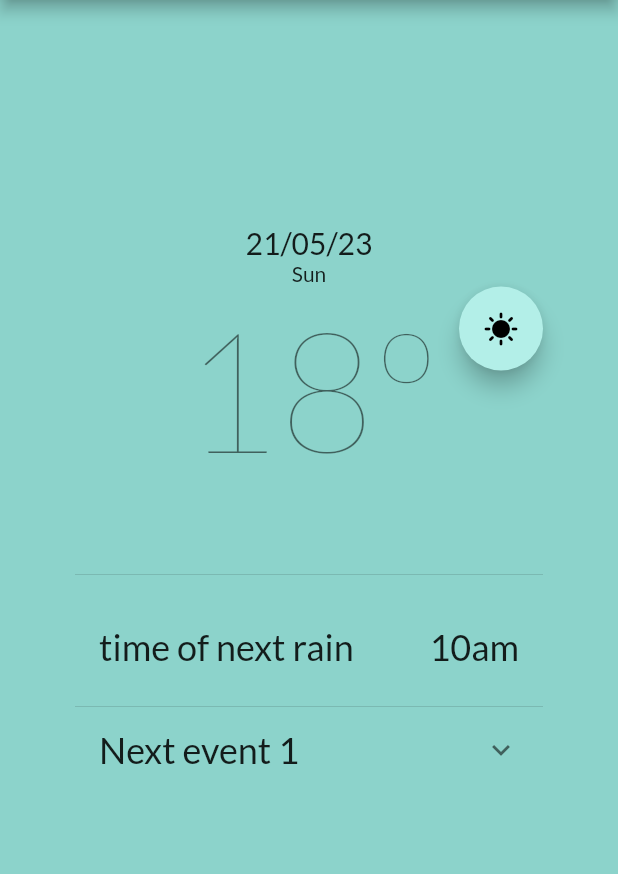
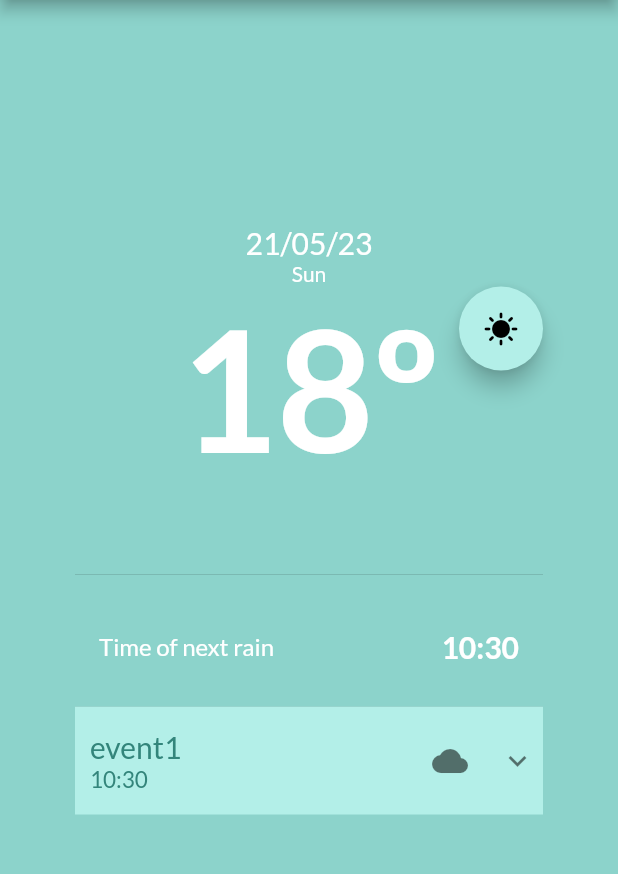
Before and after one commit to gtxn/weather-app-grp3, a Flutter app: the screen it shows after launch, on a phone screen of 412 x 824 dp, the part 84-958 px from its top. Run offline on Flutter 3.47's test engine with Material 2 defaults, Android fonts, the phone set to English and light mode, and no system bars; our stand-ins replace google_fonts.

Commit message:
Added more style... messed up git and ended up having to redo some parts

```diff
--- /dev/null
+++ b/lib/(OUTDATED)DronPage.dart
@@ -0,0 +1,75 @@
+import 'package:flutter/material.dart';
+import 'package:intl/intl.dart';
+
+import 'components/ListTitleText.dart';
+
+class DronPage extends StatelessWidget {
+  const DronPage({super.key});
+
+  @override
+  Widget build(BuildContext context) {
+    var now = DateTime.now();
+    return ListView(
+      padding: const EdgeInsets.symmetric(horizontal: 50.0),
+      children: [
+        Container(
+          padding: const EdgeInsets.fromLTRB(0, 150, 0, 50),
+          child: Column(
+            children: [
+              Text(
+                DateFormat('dd/MM/yy').format(now),
+                style: Theme.of(context).textTheme.titleLarge,
+              ),
+              Text(
+                DateFormat.E().format(now),
+                style: Theme.of(context).textTheme.bodyMedium,
+              ),
+              Stack(
+                children: [
+                  Center(
+                    child: Text(
+                      "18º",
+                      textAlign: TextAlign.center,
+                      style: Theme.of(context).textTheme.displayLarge,
+                    ),
+                  ),
+                  Align(
+                    alignment: Alignment.centerRight,
+                    child: FloatingActionButton(
+                      // heroTag: "topWeather",
+                      onPressed: () => {},
+                      child: const Icon(Icons.sunny),
+                    ),
+                  )
+                ],
+              )
+            ],
+          ),
+        ),
+        const Divider(),
+        ...ListTile.divideTiles(context: context, tiles: [
+          const ListTile(
+            contentPadding: EdgeInsets.symmetric(horizontal: 16, vertical: 12),
+            title: ListTitleText(title: "time of next rain"),
+            trailing: ListTitleText(title: "10am"),
+          ),
+          ExpansionTile(
+            title: const ListTitleText(title: "Next event 1"),
+            children: [
+              ...[for (var i = 2; i <= 10; i++) i].map((e) => ListTile(
+                    title: ListTitleText(title: "Next event $e"),
+                  )),
+              Builder(builder: (BuildContext context) {
+                return IconButton.filled(
+                    onPressed: () {
+                      return ExpansionTileController.of(context).collapse();
+                    },
+                    icon: const Icon(Icons.arrow_drop_up));
+              })
+            ],
+          )
+        ]),
+      ],
+    );
+  }
+}
--- /dev/null
+++ b/lib/components/ListTitleText.dart
@@ -0,0 +1,17 @@
+import 'package:flutter/cupertino.dart';
+
+class ListTitleText extends StatelessWidget {
+  const ListTitleText(
+      {super.key, required this.title, this.color, this.fontSize});
+  final String title;
+  final Color? color;
+  final double? fontSize;
+
+  @override
+  Widget build(BuildContext context) {
+    return Text(
+      title,
+      style: TextStyle(color: color, fontSize: fontSize),
+    );
+  }
+}
--- /dev/null
+++ b/lib/components/MainDisplay/EventBlock.dart
@@ -0,0 +1,56 @@
+import 'package:flutter/material.dart';
+import 'package:intl/intl.dart';
+import 'package:weather_app/assets/Constants.dart';
+import 'package:weather_app/components/ListTitleText.dart';
+
+// Takes event
+
+class EventBlock extends StatelessWidget {
+  EventBlock(this.event, {super.key});
+  final Map event;
+  final style = Constants();
+
+  IconData getIcon(weather) {
+    IconData i;
+
+    if (weather == 0) {
+      i = Icons.sunny;
+    } else if (weather == 1) {
+      i = Icons.cloud;
+    } else if (weather == 2) {
+      i = Icons.umbrella;
+    } else {
+      i = Icons.snowing;
+    }
+
+    return i;
+  }
+
+  @override
+  Widget build(BuildContext context) {
+    return Container(
+      padding: EdgeInsets.all(5),
+      child: Row(
+        mainAxisAlignment: MainAxisAlignment.spaceBetween,
+        crossAxisAlignment: CrossAxisAlignment.center,
+        children: [
+          Column(
+            mainAxisAlignment: MainAxisAlignment.start,
+            crossAxisAlignment: CrossAxisAlignment.start,
+            children: [
+              ListTitleText(
+                title: event['title'],
+                fontSize: 20,
+              ),
+              ListTitleText(
+                title: DateFormat('hh:mm').format(event['time']),
+                fontSize: 15,
+              ),
+            ],
+          ),
+          Icon(getIcon(event['weather']))
+        ],
+      ),
+    );
+  }
+}
--- /dev/null
+++ b/lib/components/MainDisplay/EventComponent.dart
@@ -0,0 +1,59 @@
+import 'package:flutter/material.dart';
+import 'package:weather_app/components/MainDisplay/EventBlock.dart';
+
+import '../../assets/Constants.dart';
+
+class EventComponent extends StatelessWidget {
+  // Events structure:
+  // final events = [
+  //   {
+  //     'title': STRING,
+  //     'time': DATETIME,
+  //     'weather': ?? ,
+  //   }
+  // ];
+
+  EventComponent(this.events, {super.key});
+
+  final style = Constants();
+  final events;
+
+  IconData getIcon(weather) {
+    IconData i;
+
+    if (weather == 0) {
+      i = Icons.sunny;
+    } else if (weather == 1) {
+      i = Icons.cloud;
+    } else if (weather == 2) {
+      i = Icons.umbrella;
+    } else {
+      i = Icons.snowing;
+    }
+
+    return i;
+  }
+
+  @override
+  Widget build(BuildContext context) {
+    return ExpansionTile(
+      title: EventBlock(events[0]),
+      backgroundColor: style.primary.shade700,
+      collapsedBackgroundColor: style.primary.shade300,
+      collapsedTextColor: style.darkGreen,
+      textColor: style.white,
+      childrenPadding: EdgeInsets.all(5),
+      tilePadding: EdgeInsets.all(5),
+      children: [
+        ...events.sublist(1).map((e) => EventBlock(e)),
+        Builder(builder: (BuildContext context) {
+          return IconButton.filled(
+              onPressed: () {
+                return ExpansionTileController.of(context).collapse();
+              },
+              icon: const Icon(Icons.arrow_drop_up));
+        })
+      ],
+    );
+  }
+}
--- /dev/null
+++ b/lib/components/MainDisplay/NextRainComponent.dart
@@ -0,0 +1,27 @@
+import 'package:flutter/material.dart';
+import 'package:weather_app/assets/Constants.dart';
+import 'package:weather_app/components/ListTitleText.dart';
+
+// Takes in datetime as a paramter as the time for next rain
+class NextRainComponent extends StatelessWidget {
+  NextRainComponent(this.time, {super.key});
+
+  final style = Constants();
+  final DateTime time;
+
+  @override
+  Widget build(BuildContext context) {
+    return (ListTile(
+      contentPadding: EdgeInsets.symmetric(horizontal: 16, vertical: 12),
+      title: ListTitleText(title: "Time of next rain", color: style.white),
+      trailing: Text(
+        '${time.hour}:${time.minute}',
+        style: TextStyle(
+          color: style.white,
+          fontSize: 20,
+          fontWeight: FontWeight.w600,
+        ),
+      ),
+    ));
+  }
+}
--- /dev/null
+++ b/lib/components/MainDisplay/WeatherDisplayComponent.dart
@@ -0,0 +1,53 @@
+import 'package:flutter/material.dart';
+import 'package:intl/intl.dart';
+
+import '../WeatherOverlay.dart';
+
+class WeatherDisplayComponent extends StatelessWidget {
+  const WeatherDisplayComponent(this.now, {super.key});
+
+  final DateTime now;
+
+  @override
+  Widget build(BuildContext context) {
+    return Container(
+      padding: const EdgeInsets.fromLTRB(0, 150, 0, 50),
+      child: Column(
+        children: [
+          Text(
+            DateFormat('dd/MM/yy').format(now),
+            style: Theme.of(context).textTheme.titleLarge,
+          ),
+          Text(
+            DateFormat.E().format(now),
+            style: Theme.of(context).textTheme.bodyMedium,
+          ),
+          Stack(
+            children: [
+              Center(
+                child: Text(
+                  "18º",
+                  textAlign: TextAlign.center,
+                  style: Theme.of(context).textTheme.displayLarge,
+                ),
+              ),
+              Align(
+                alignment: Alignment.centerRight,
+                child: FloatingActionButton(
+                  // heroTag: "topWeather",
+                  onPressed: () => showDialog(
+                      context: context,
+                      builder: (BuildContext context) =>
+                          WeatherOverlay(toggleOpen: () {
+                            Navigator.pop(context);
+                          })),
+                  child: const Icon(Icons.sunny),
+                ),
+              )
+            ],
+          )
+        ],
+      ),
+    );
+  }
+}
--- a/lib/main.dart
+++ b/lib/main.dart
@@ -1,6 +1,10 @@
 import 'package:flutter/material.dart';
 import 'package:google_fonts/google_fonts.dart';
 import 'package:weather_app/assets/Constants.dart';
+import 'package:weather_app/components/MainDisplay/EventComponent.dart';
+import 'package:weather_app/components/MainDisplay/NextRainComponent.dart';
+import 'package:weather_app/components/MainDisplay/WeatherDisplayComponent.dart';
+import 'components/ListTitleText.dart';
 import 'components/WeatherOverlay.dart';
 import 'package:intl/intl.dart';
 
@@ -17,8 +21,6 @@ class MyApp extends StatelessWidget {
   Widget build(BuildContext context) {
     const Widget home = MainPage(title: 'test');
 
-    var now = DateTime.now();
-
     return MaterialApp(
         title: 'Flutter Demo',
         theme: ThemeData(
@@ -27,99 +29,25 @@ class MyApp extends StatelessWidget {
             textTheme: GoogleFonts.latoTextTheme(
               Theme.of(context).textTheme.copyWith(
                     bodyLarge: TextStyle(color: style.primary[50]),
+                    bodyMedium: TextStyle(color: style.primary[50]),
+                    displayLarge: TextStyle(
+                      color: style.white,
+                      fontWeight: FontWeight.w700,
+                    ),
+                    displayMedium: TextStyle(
+                      color: style.white,
+                      fontWeight: FontWeight.w700,
+                    ),
+                    titleLarge: TextStyle(color: style.white),
+                    titleMedium: TextStyle(color: style.white),
+                    titleSmall: TextStyle(color: style.white),
                   ),
             )),
         home: Scaffold(
             appBar: AppBar(
               title: const Text('Flutter layout demo'),
             ),
-            body: home)
-        // const MyHomePage(title: 'Flutter Demo Home Page'),
-        );
-  }
-}
-
-class DronPage extends StatelessWidget {
-  const DronPage({super.key});
-
-  @override
-  Widget build(BuildContext context) {
-    var now = DateTime.now();
-    return ListView(
-      padding: const EdgeInsets.symmetric(horizontal: 50.0),
-      children: [
-        Container(
-          padding: const EdgeInsets.fromLTRB(0, 150, 0, 50),
-          child: Column(
-            children: [
-              Text(
-                DateFormat('dd/MM/yy').format(now),
-                style: Theme.of(context).textTheme.titleLarge,
-              ),
-              Text(
-                DateFormat.E().format(now),
-                style: Theme.of(context).textTheme.bodyMedium,
-              ),
-              Stack(
-                children: [
-                  Center(
-                    child: Text(
-                      "18º",
-                      textAlign: TextAlign.center,
-                      style: Theme.of(context).textTheme.displayLarge,
-                    ),
-                  ),
-                  Align(
-                    alignment: Alignment.centerRight,
-                    child: FloatingActionButton(
-                      // heroTag: "topWeather",
-                      onPressed: () => {},
-                      child: const Icon(Icons.sunny),
-                    ),
-                  )
-                ],
-              )
-            ],
-          ),
-        ),
-        const Divider(),
-        ...ListTile.divideTiles(context: context, tiles: [
-          const ListTile(
-            contentPadding: EdgeInsets.symmetric(horizontal: 16, vertical: 12),
-            title: ListTitleText(title: "time of next rain"),
-            trailing: ListTitleText(title: "10am"),
-          ),
-          ExpansionTile(
-            title: const ListTitleText(title: "Next event 1"),
-            children: [
-              ...[for (var i = 2; i <= 10; i++) i].map((e) => ListTile(
-                    title: ListTitleText(title: "Next event $e"),
-                  )),
-              Builder(builder: (BuildContext context) {
-                return IconButton.filled(
-                    onPressed: () {
-                      return ExpansionTileController.of(context).collapse();
-                    },
-                    icon: const Icon(Icons.arrow_drop_up));
-              })
-            ],
-          )
-        ]),
-      ],
-    );
-  }
-}
-
-class ListTitleText extends StatelessWidget {
-  const ListTitleText({super.key, required this.title});
-  final String title;
-
-  @override
-  Widget build(BuildContext context) {
-    return Text(
-      title,
-      style: Theme.of(context).textTheme.headlineSmall,
-    );
+            body: home));
   }
 }
 
@@ -156,75 +84,35 @@ class _MainPageState extends State<MainPage> {
         ListView(
           padding: const EdgeInsets.symmetric(horizontal: 50.0),
           children: [
-            Container(
-              padding: const EdgeInsets.fromLTRB(0, 150, 0, 50),
-              child: Column(
-                children: [
-                  Text(
-                    DateFormat('dd/MM/yy').format(now),
-                    style: Theme.of(context).textTheme.titleLarge,
-                  ),
-                  Text(
-                    DateFormat.E().format(now),
-                    style: Theme.of(context).textTheme.bodyMedium,
-                  ),
-                  Stack(
-                    children: [
-                      Center(
-                        child: Text(
-                          "18º",
-                          textAlign: TextAlign.center,
-                          style: Theme.of(context).textTheme.displayLarge,
-                        ),
-                      ),
-                      Align(
-                        alignment: Alignment.centerRight,
-                        child: FloatingActionButton(
-                          // heroTag: "topWeather",
-                          onPressed: () => showDialog(
-                              context: context,
-                              builder: (BuildContext context) =>
-                                  WeatherOverlay(toggleOpen: () {
-                                    Navigator.pop(context);
-                                  })),
-                          child: const Icon(Icons.sunny),
-                        ),
-                      )
-                    ],
-                  )
-                ],
-              ),
-            ),
+            WeatherDisplayComponent(now),
             const Divider(),
             ...ListTile.divideTiles(context: context, tiles: [
-              const ListTile(
-                contentPadding:
-                    EdgeInsets.symmetric(horizontal: 16, vertical: 12),
-                title: ListTitleText(title: "time of next rain"),
-                trailing: ListTitleText(title: "10am"),
-              ),
-              ExpansionTile(
-                title: const ListTitleText(title: "Next event 1"),
-                children: [
-                  ...[for (var i = 2; i <= 10; i++) i].map((e) => ListTile(
-                        title: ListTitleText(title: "Next event $e"),
-                      )),
-                  Builder(builder: (BuildContext context) {
-                    return IconButton.filled(
-                        onPressed: () {
-                          return ExpansionTileController.of(context).collapse();
-                        },
-                        icon: const Icon(Icons.arrow_drop_up));
-                  })
-                ],
-              )
+              NextRainComponent(now),
+              EventComponent([
+                {
+                  'title': 'event1',
+                  'time': DateTime.parse('20230521 10:30'),
+                  'weather': 1,
+                },
+                {
+                  'title': 'event2',
+                  'time': DateTime.parse('20230521 12:30'),
+                  'weather': 1,
+                },
+                {
+                  'title': 'event3',
+                  'time': DateTime.parse('20230521 14:30'),
+                  'weather': 0,
+                },
+                {
+                  'title': 'event4',
+                  'time': DateTime.parse('20230521 17:30'),
+                  'weather': 0,
+                },
+              ])
             ]),
           ],
         ),
-        // WeatherOverlay(
-        //     key: const Key('overlayModal'),
-        //     isVisible: isWeatherModalOpen,
-        //     toggleOpen: toggleWeatherModalOpen)
       ],
     );
   }
```
